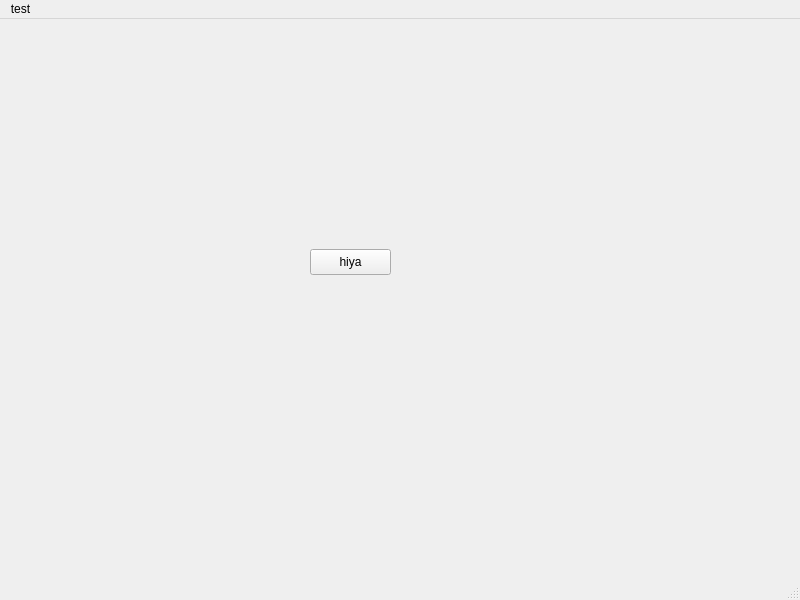
Before: the Qt Designer form ui/main_window.ui in teuncm/wormenpracticum, drawn with Qt 5.
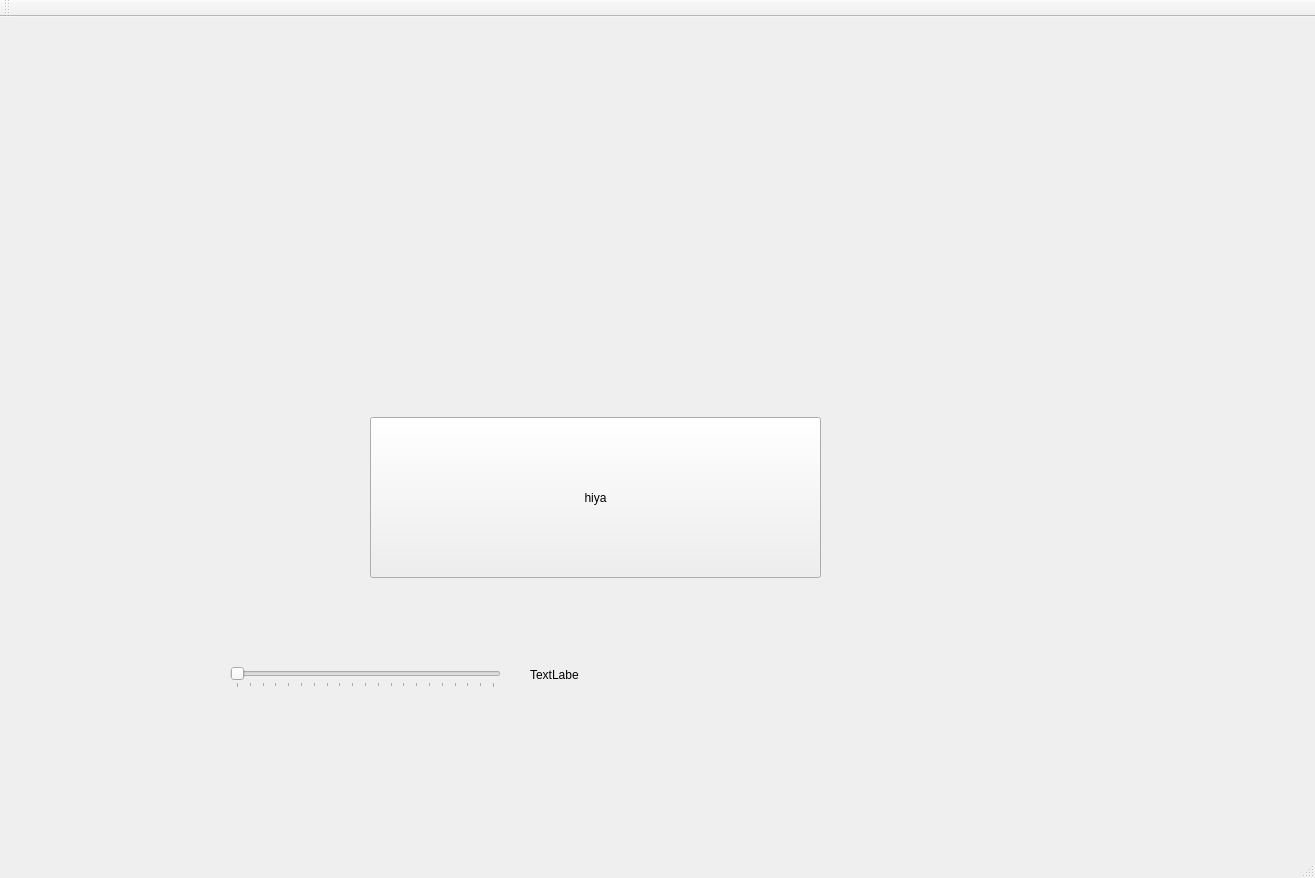
After: the same form once the commit is applied.

Patch:
```diff
--- a/ui/main_window.ui
+++ b/ui/main_window.ui
@@ -6,8 +6,8 @@
    <rect>
     <x>0</x>
     <y>0</y>
-    <width>800</width>
-    <height>600</height>
+    <width>1315</width>
+    <height>878</height>
    </rect>
   </property>
   <property name="windowTitle">
@@ -17,34 +17,77 @@
    <widget class="QPushButton" name="pushButton">
     <property name="geometry">
      <rect>
-      <x>310</x>
-      <y>230</y>
-      <width>81</width>
-      <height>26</height>
+      <x>370</x>
+      <y>400</y>
+      <width>451</width>
+      <height>161</height>
      </rect>
     </property>
     <property name="text">
      <string>hiya</string>
     </property>
    </widget>
+   <widget class="QSlider" name="slider1">
+    <property name="geometry">
+     <rect>
+      <x>230</x>
+      <y>650</y>
+      <width>271</width>
+      <height>21</height>
+     </rect>
+    </property>
+    <property name="maximum">
+     <number>100</number>
+    </property>
+    <property name="pageStep">
+     <number>1</number>
+    </property>
+    <property name="orientation">
+     <enum>Qt::Orientation::Horizontal</enum>
+    </property>
+    <property name="tickPosition">
+     <enum>QSlider::TickPosition::TicksBelow</enum>
+    </property>
+    <property name="tickInterval">
+     <number>5</number>
+    </property>
+   </widget>
+   <widget class="QLabel" name="slider1Label">
+    <property name="geometry">
+     <rect>
+      <x>530</x>
+      <y>650</y>
+      <width>49</width>
+      <height>16</height>
+     </rect>
+    </property>
+    <property name="text">
+     <string>TextLabel</string>
+    </property>
+   </widget>
   </widget>
-  <widget class="QMenuBar" name="menubar">
+  <widget class="QStatusBar" name="statusbar"/>
+  <widget class="QMenuBar" name="menuBar">
    <property name="geometry">
     <rect>
      <x>0</x>
      <y>0</y>
-     <width>800</width>
+     <width>1315</width>
      <height>33</height>
     </rect>
    </property>
-   <widget class="QMenu" name="menutest">
-    <property name="title">
-     <string>test</string>
-    </property>
-   </widget>
-   <addaction name="menutest"/>
   </widget>
-  <widget class="QStatusBar" name="statusbar"/>
+  <widget class="QToolBar" name="toolBar">
+   <property name="windowTitle">
+    <string>toolBar</string>
+   </property>
+   <attribute name="toolBarArea">
+    <enum>TopToolBarArea</enum>
+   </attribute>
+   <attribute name="toolBarBreak">
+    <bool>false</bool>
+   </attribute>
+  </widget>
  </widget>
  <resources/>
  <connections/>
```
